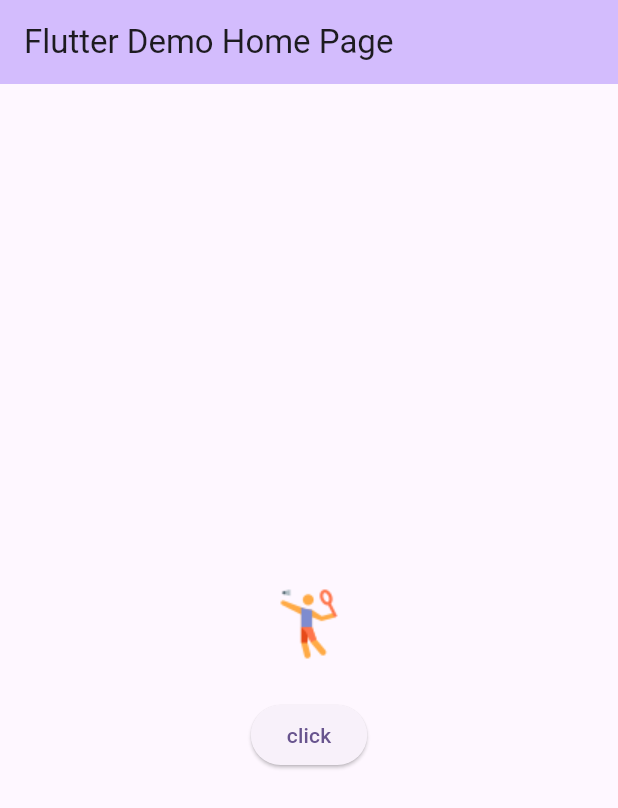
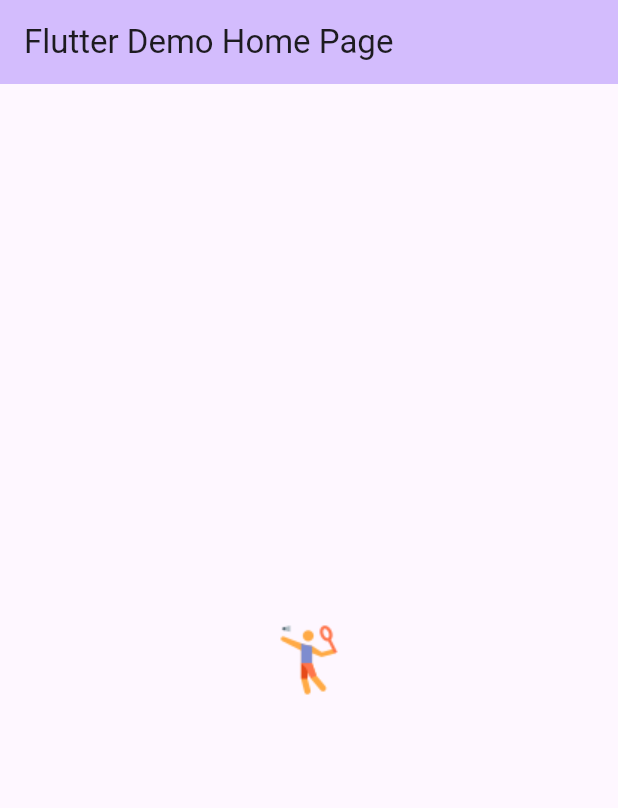
Before and after one commit to Foysalrabby/flutteranimation, a Flutter app: the screen it shows after launch, on a phone screen of 412 x 824 dp. Shown: the top 808 px of the screen. Run offline on Flutter 3.47's test engine with Material 3 defaults, Android fonts, the phone set to English and light mode, and no system bars.

Commit message:
use  hero animation

```diff
--- a/animation/lib/main.dart
+++ b/animation/lib/main.dart
@@ -1,5 +1,6 @@
 import 'dart:async';
 
+import 'package:animation/details.dart';
 import 'package:flutter/material.dart';
 
 void main() {
@@ -43,16 +44,16 @@ class _MyHomePageState extends State<MyHomePage> {
     // });
   }
 
-  void reload() {
-    setState(() {
-      if(isfirst){
-          isfirst = false;
-      }else{
-        isfirst = true;
-      }
+  // void reload() {
+  //   setState(() {
+  //     if(isfirst){
+  //         isfirst = false;
+  //     }else{
+  //       isfirst = true;
+  //     }
 
-    });
-  }
+  //   });
+  // }
 
   @override
   Widget build(BuildContext context) {
@@ -61,33 +62,22 @@ class _MyHomePageState extends State<MyHomePage> {
         backgroundColor: Theme.of(context).colorScheme.inversePrimary,
         title: Text(widget.title),
       ),
-        body: Center(
-          child: Column(
-            mainAxisAlignment: MainAxisAlignment.center,
-            children: [
-              AnimatedCrossFade(
-                duration: Duration(seconds: 2),
-                firstChild: Container(
-                  width: 200,
-                  height: 200,
-                  color: Colors.amberAccent,
+      body: Container(
+        child: Center(
+          child: InkWell(
+            onTap: () {
+              Navigator.push(context, MaterialPageRoute(builder: (context) =>Detailspage()));
+            },
+            child: Hero(
+                tag: "background",
+                child: Image.asset(
+                  "assets/images/badminton.png",
+                  height: 150,
+                  width: 150,
+                )),
           ),
-                secondChild: Image.asset(
-                  "assets/images/badminton.png",
-                  width: 100,
-                  height: 100,
         ),
-                crossFadeState: isfirst
-                    ? CrossFadeState.showSecond
-                    : CrossFadeState.showFirst,
       ),
-              ElevatedButton(
-                  onPressed: () {
-                    reload();
-                  },
-                  child: Text("click"))
-            ],
-          ),
-        ));
+    );
   }
 }
```
Also changed, not shown: animation/lib/details.dart (added, +25 -0 lines). Lines whose indentation alone changed are shown as unchanged.
